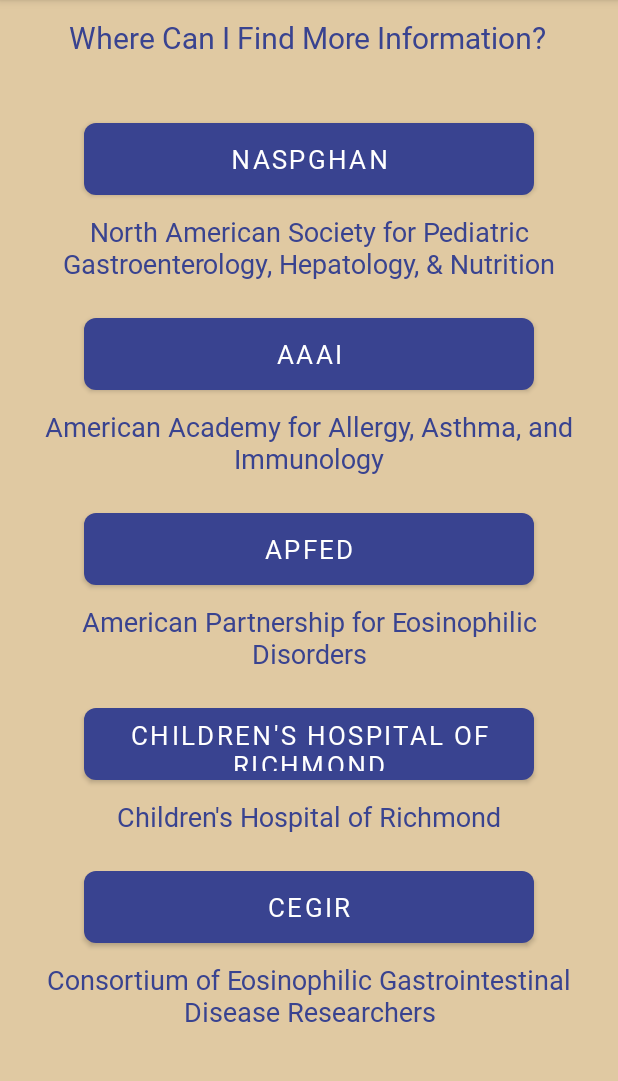
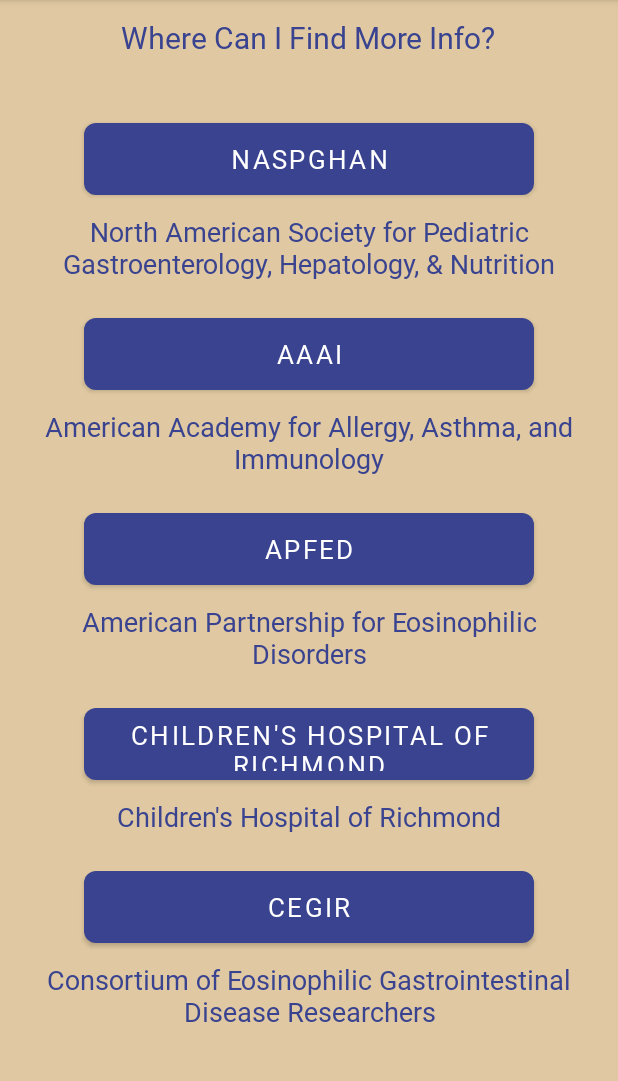
Before and after one commit to efrwhite/EGID_Android, an Android app: the MoreInfoActivity screen opened directly, with no data from a screen before it, on a phone screen of 412 x 824 dp, the part 84-1165 px from its top. Run offline under Robolectric (Android 15) with nearby library versions, the phone set to English and light mode, and no system bars.

```diff
--- a/app/src/main/res/values/strings.xml
+++ b/app/src/main/res/values/strings.xml
@@ -73,7 +73,7 @@
     <string name="optionC">c. Elemental diet</string>
     <string name="infoEGID">EGID Information</string>
     <string name="EGIDinfo">*Waiting on information from Naren.</string>
-    <string name="moreInfo">Where Can I Find More Information?</string>
+    <string name="moreInfo">Where Can I Find More Info?</string>
     <string name="NASPGHANbutton">NASPGHAN</string>
     <string name="NASPGHANtext">North American Society for Pediatric Gastroenterology, Hepatology, &amp; Nutrition</string>
     <string name="AAAIbutton">AAAI</string>
@@ -358,7 +358,7 @@
     <string name="Qkey1">1 - almost never a problem</string>
     <string name="Qkey2">2 - sometimes a problem</string>
     <string name="Qkey3">3 - often a problem</string>
-    <string name="Qkey4">4 k almost always a problem</string>
+    <string name="Qkey4">4 - almost always a problem</string>
     <string name="SymptomsI">Symptoms I </string>
     <string name="symptoms1">I have chest pain, ache, or hurt</string>
     <string name="symptoms2">I have burning in my chest, mouth, or throat  (heartburn)</string>
```
Also changed, not shown: 1 other file.
